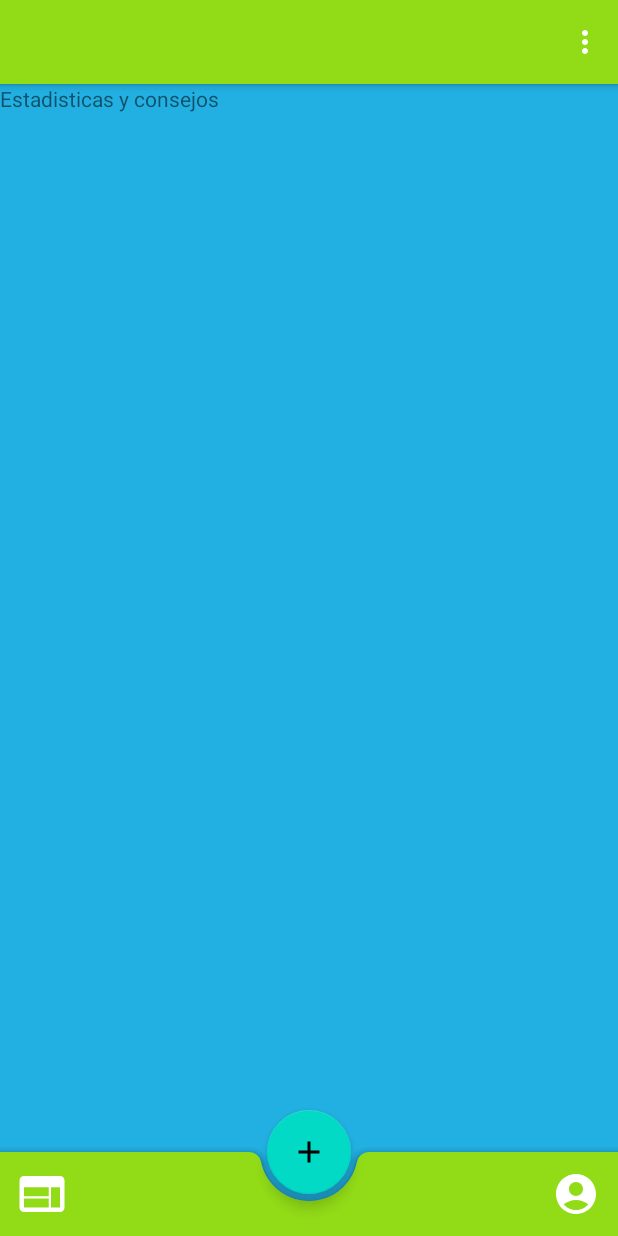
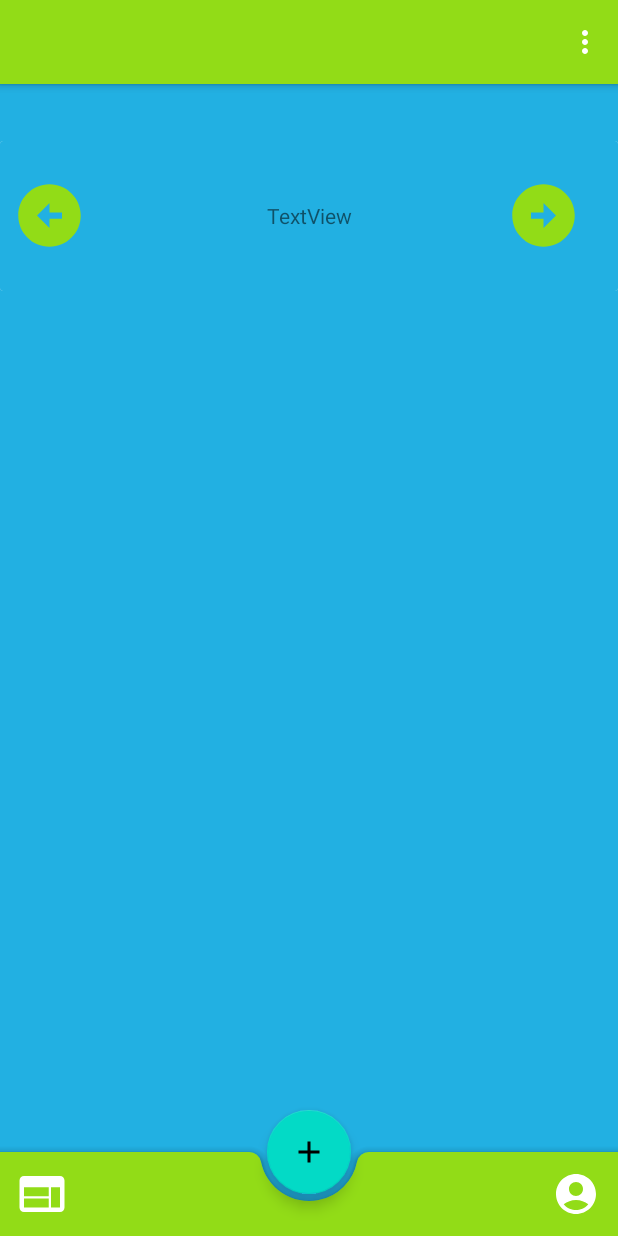
Before and after one commit to Jonathanxl1/EcoRecicla, an Android app: the layout activity_principal_view.xml on its own in the app's theme, with its tools: preview values and no code run, on a phone screen of 412 x 824 dp. Run offline under Robolectric (Android 15) with nearby library versions, the phone set to English and light mode, and no system bars; Roboto replaces fonts that are not available here.

Commit message:
Added file consejos.json to read reccommedation to help, added interactive messages. Adjust desgin to read messages

```diff
--- /dev/null
+++ b/app/src/main/res/drawable/baseline_arrow_circle_left_24.xml
@@ -0,0 +1,5 @@
+<vector android:height="24dp" android:tint="#8ED41D"
+    android:viewportHeight="24" android:viewportWidth="24"
+    android:width="24dp" xmlns:android="http://schemas.android.com/apk/res/android">
+    <path android:fillColor="@android:color/white" android:pathData="M2,12c0,5.52 4.48,10 10,10s10,-4.48 10,-10c0,-5.52 -4.48,-10 -10,-10C6.48,2 2,6.48 2,12zM12,11l4,0v2l-4,0l0,3l-4,-4l4,-4L12,11z"/>
+</vector>
--- /dev/null
+++ b/app/src/main/res/drawable/baseline_arrow_circle_right_24.xml
@@ -0,0 +1,5 @@
+<vector android:height="24dp" android:tint="#8ED41D"
+    android:viewportHeight="24" android:viewportWidth="24"
+    android:width="24dp" xmlns:android="http://schemas.android.com/apk/res/android">
+    <path android:fillColor="@android:color/white" android:pathData="M22,12c0,-5.52 -4.48,-10 -10,-10S2,6.48 2,12c0,5.52 4.48,10 10,10S22,17.52 22,12zM12,13l-4,0v-2l4,0V8l4,4l-4,4V13z"/>
+</vector>
--- a/app/src/main/res/layout/activity_principal_view.xml
+++ b/app/src/main/res/layout/activity_principal_view.xml
@@ -25,18 +25,7 @@
     </com.google.android.material.appbar.AppBarLayout>
 
     <!-- Note: A RecyclerView can also be used -->
-    <androidx.core.widget.NestedScrollView
-        android:layout_width="match_parent"
-        android:layout_height="match_parent"
-        app:layout_behavior="@string/appbar_scrolling_view_behavior">
 
-        <TextView
-            android:layout_width="match_parent"
-            android:layout_height="wrap_content"
-            android:text="Estadisticas y consejos"
-            ></TextView>
-
-    </androidx.core.widget.NestedScrollView>
     <com.google.android.material.bottomappbar.BottomAppBar
         android:id="@+id/bottomAppBar"
         android:layout_width="match_parent"
@@ -56,4 +45,59 @@
         android:id="@+id/addProduct"
 
         />
+
+    <androidx.constraintlayout.widget.ConstraintLayout
+        android:id="@+id/constraintLayout"
+        android:layout_width="match_parent"
+        android:layout_height="match_parent"
+        app:layout_anchor="@+id/constraintLayout"
+        app:layout_anchorGravity="center">
+
+        <androidx.cardview.widget.CardView
+            android:layout_width="match_parent"
+            android:layout_height="100dp"
+            android:layout_marginTop="94dp"
+            app:cardElevation="0dp"
+            app:layout_constraintStart_toStartOf="parent"
+            app:layout_constraintTop_toTopOf="parent">
+
+            <LinearLayout
+                android:layout_width="match_parent"
+                android:layout_height="match_parent"
+                android:background="@color/backgroundColor"
+                android:orientation="horizontal">
+
+                <Button
+                    android:id="@+id/leftConsejo"
+                    style="@style/Widget.MaterialComponents.Button.TextButton"
+                    android:layout_width="wrap_content"
+                    android:layout_height="match_parent"
+                    android:layout_weight="1"
+                    app:icon="@drawable/baseline_arrow_circle_left_24"
+                    app:iconSize="50dp" />
+
+                <TextView
+                    android:id="@+id/txvConsejos"
+                    android:layout_width="252dp"
+                    android:layout_height="match_parent"
+                    android:layout_weight="1"
+                    android:gravity="center_horizontal|center_vertical"
+                    android:text="TextView"
+                    android:textAlignment="center" />
+
+                <Button
+                    android:id="@+id/rightConsejo"
+                    style="@style/Widget.MaterialComponents.Button.TextButton"
+                    android:layout_width="wrap_content"
+                    android:layout_height="100dp"
+                    android:layout_weight="1"
+                    android:pointerIcon="arrow"
+                    app:icon="@drawable/baseline_arrow_circle_right_24"
+                    app:iconGravity="start"
+                    app:iconSize="50dp" />
+
+            </LinearLayout>
+        </androidx.cardview.widget.CardView>
+    </androidx.constraintlayout.widget.ConstraintLayout>
+
 </androidx.coordinatorlayout.widget.CoordinatorLayout>
```
Also changed, not shown: app/src/main/java/com/example/ecorecicla/Views/MainView.java (+94 -12 lines), app/src/main/res/raw/consejos.json (added, +95 -0 lines).
